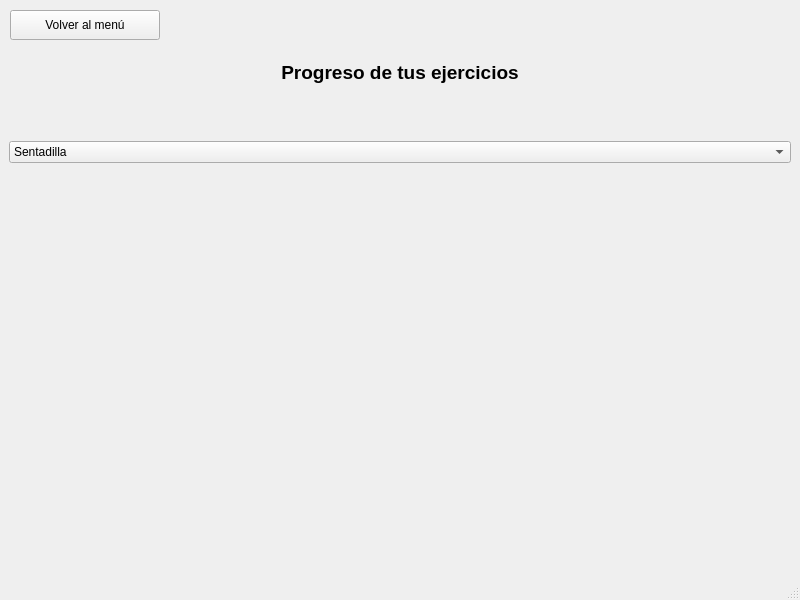
danielreynaa/TrabajoPowerGym, file src/Vista/Ui/VistaProgreso.ui: the form before one commit.
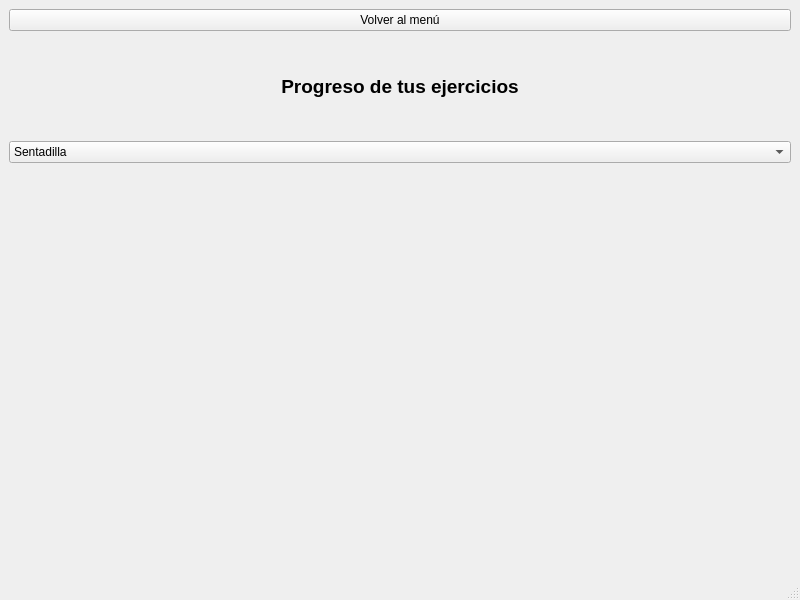
The form after the commit.

Commit message: boton volver progreso

What changed in the file:
```diff
--- a/src/Vista/Ui/VistaProgreso.ui
+++ b/src/Vista/Ui/VistaProgreso.ui
@@ -14,20 +14,15 @@
    <string>Progreso de Entrenamiento</string>
   </property>
   <widget class="QWidget" name="centralwidget">
+   <layout class="QVBoxLayout" name="verticalLayout">
+    <item>
    <widget class="QPushButton" name="btn_volver">
-    <property name="geometry">
-     <rect>
-      <x>10</x>
-      <y>10</y>
-      <width>150</width>
-      <height>30</height>
-     </rect>
-    </property>
     <property name="text">
      <string>Volver al menú</string>
     </property>
    </widget>
-   <layout class="QVBoxLayout" name="verticalLayout">
+    </item>
+
     <item>
      <widget class="QLabel" name="labelTitulo">
       <property name="text">
```
Lines whose indentation alone changed are shown as unchanged. The commit also changes 2 other files.
